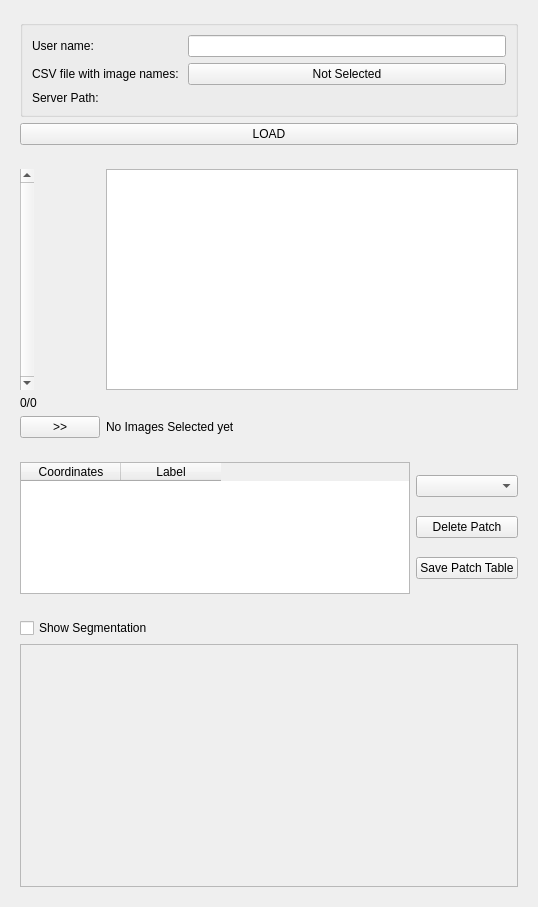
Old version of the form TTSegTool/Resources/UI/TTSegTool.ui in the repository lucieDLE/TTSegTool.
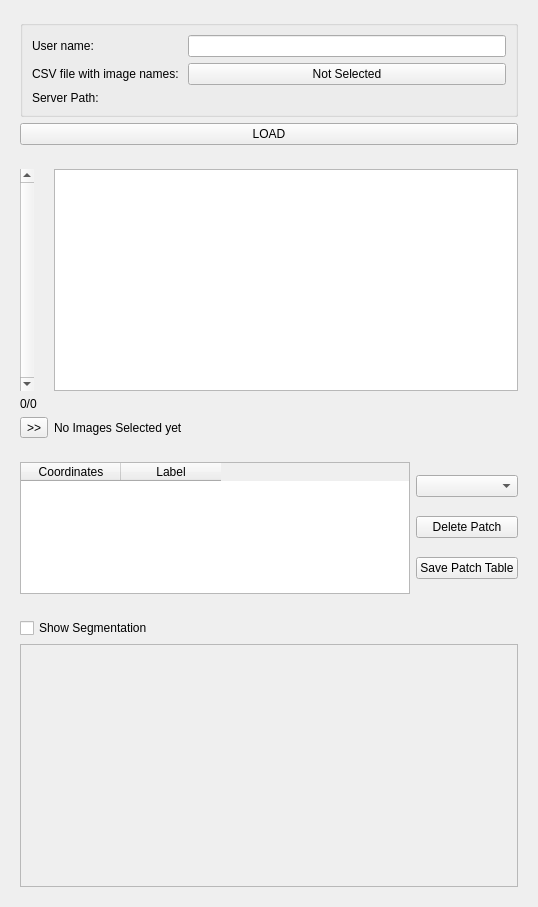
New version of the form. Custom widgets are drawn as their Qt base class.

Commit message: ENH: more changes to write out the master table and others

The edit to the form file:
```diff
--- a/TTSegTool/Resources/UI/TTSegTool.ui
+++ b/TTSegTool/Resources/UI/TTSegTool.ui
@@ -101,6 +101,9 @@
       <string>Navigation</string>
      </property>
      <layout class="QFormLayout" name="formLayout_4">
+      <property name="formAlignment">
+       <set>Qt::AlignHCenter|Qt::AlignTop</set>
+      </property>
       <item row="0" column="0">
        <widget class="QScrollBar" name="imageNavigationScrollBar">
         <property name="sizePolicy">
@@ -146,6 +149,13 @@
         </property>
        </widget>
       </item>
+      <item row="2" column="0">
+       <widget class="QToolButton" name="findUngradedButton">
+        <property name="text">
+         <string>&gt;&gt;</string>
+        </property>
+       </widget>
+      </item>
       <item row="2" column="1">
        <widget class="QLabel" name="imageDetailsLabel">
         <property name="text">
@@ -153,13 +163,6 @@
         </property>
        </widget>
       </item>
-      <item row="2" column="0">
-       <widget class="QPushButton" name="findUngradedButton">
-        <property name="text">
-         <string>&gt;&gt;</string>
-        </property>
-       </widget>
-      </item>
      </layout>
     </widget>
    </item>
```
Left out of the diff: 2 changed lines with no effect on the pictures. The commit also changes 1 other file.
